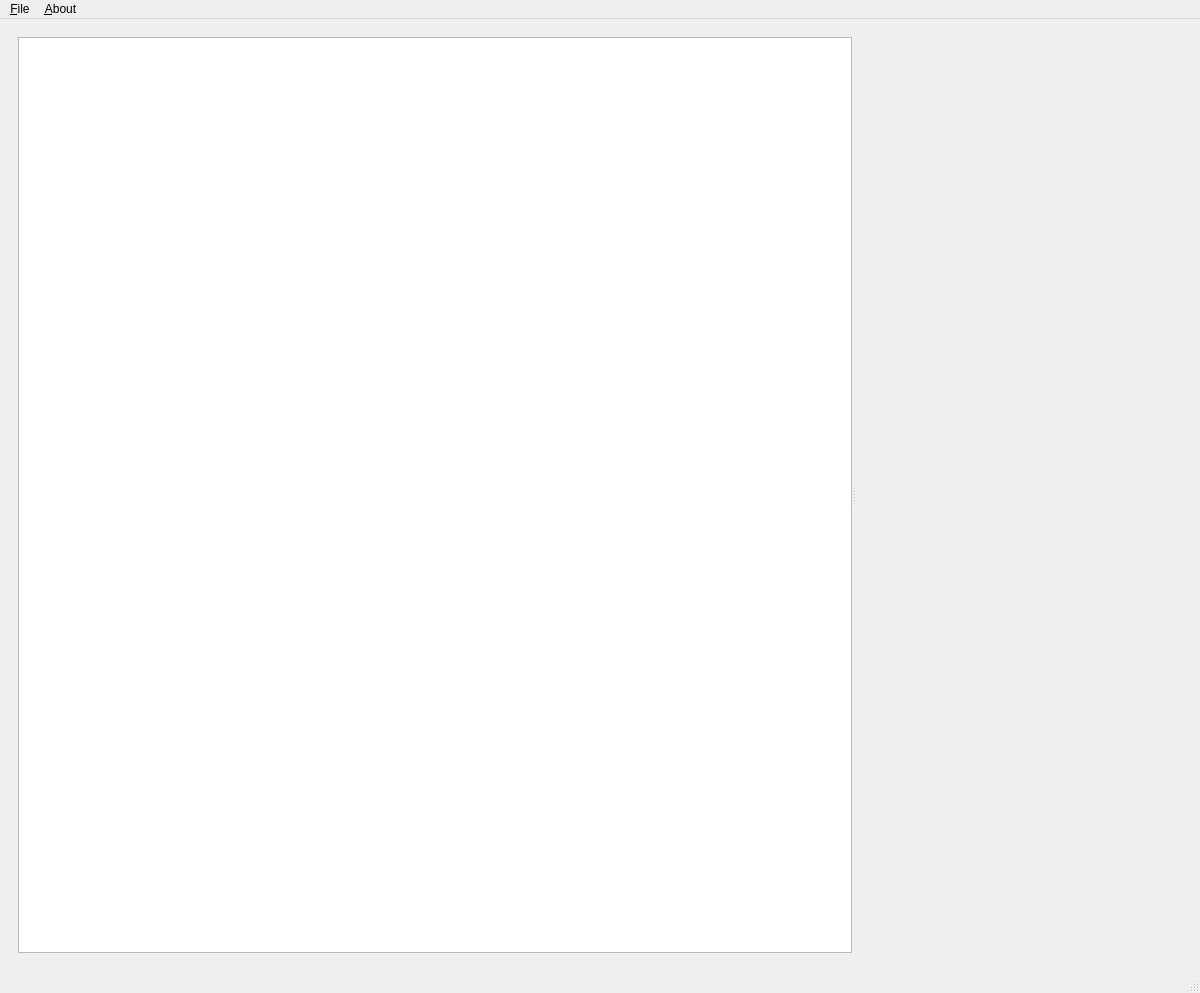
Qt form mainwindow.ui (srutz/qtmem0ry) before a commit.
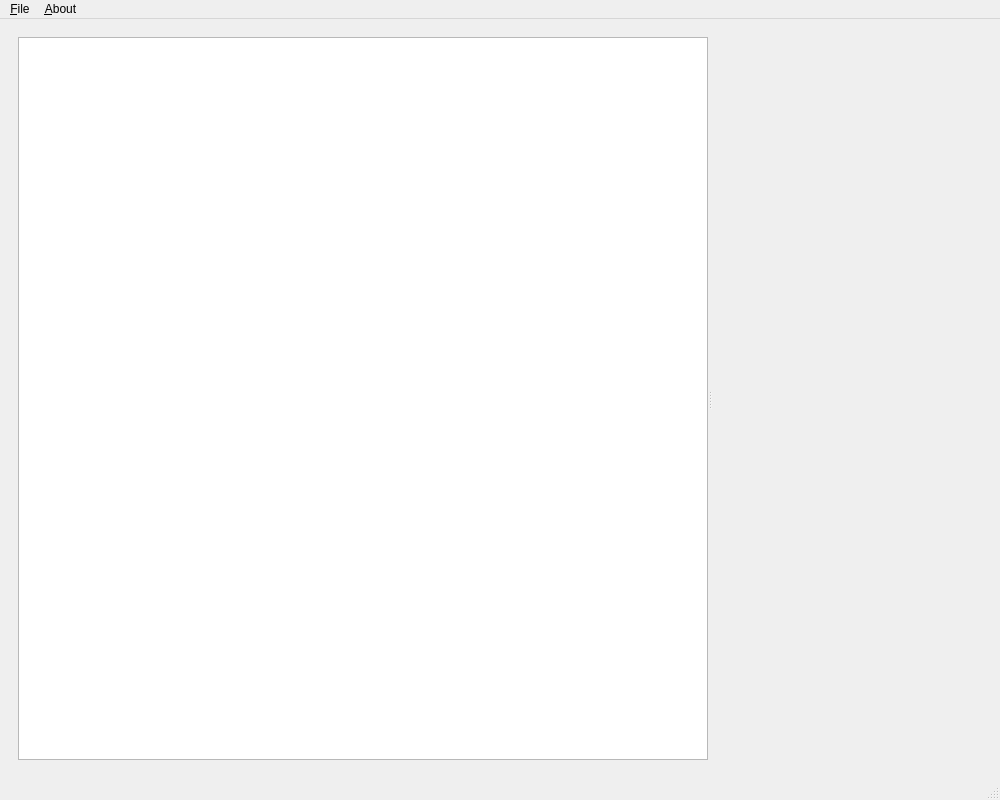
The same form after that commit.

Patch:
```diff
--- a/mainwindow.ui
+++ b/mainwindow.ui
@@ -6,8 +6,8 @@
    <rect>
     <x>0</x>
     <y>0</y>
-    <width>1200</width>
-    <height>993</height>
+    <width>1000</width>
+    <height>800</height>
    </rect>
   </property>
   <property name="windowTitle">
@@ -78,8 +78,8 @@
     <rect>
      <x>0</x>
      <y>0</y>
-     <width>1200</width>
-     <height>22</height>
+     <width>1000</width>
+     <height>18</height>
     </rect>
    </property>
    <widget class="QMenu" name="menu_File">
```
